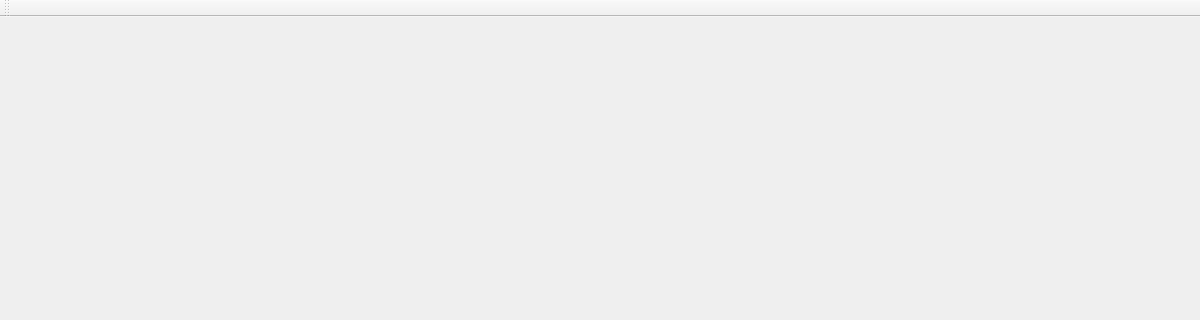
Qt form src/mainwindow.ui (nitramr/Draftoola) before a commit; both pictures show x 0 to 1200 and y 0 to 320 of the 1200 by 800 pixel window.
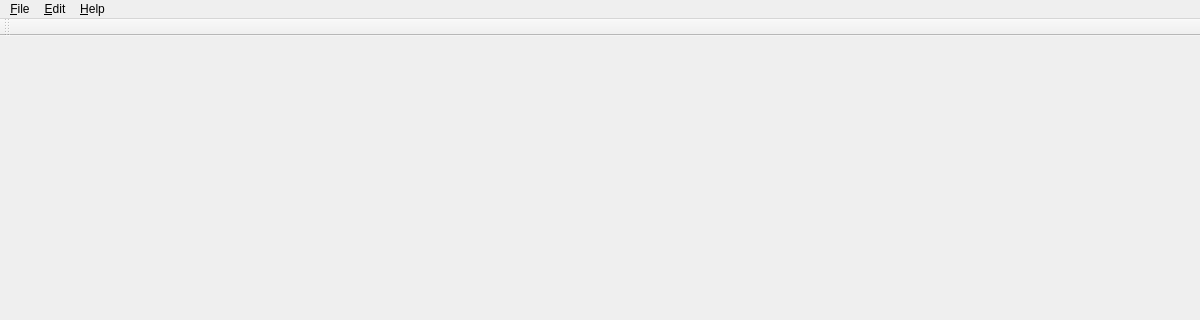
The same form after that commit.

```diff
--- a/src/mainwindow.ui
+++ b/src/mainwindow.ui
@@ -20,12 +20,30 @@
      <x>0</x>
      <y>0</y>
      <width>1200</width>
-     <height>23</height>
+     <height>22</height>
     </rect>
    </property>
    <property name="defaultUp">
     <bool>false</bool>
    </property>
+   <widget class="QMenu" name="menu_File">
+    <property name="title">
+     <string>&amp;File</string>
+    </property>
+   </widget>
+   <widget class="QMenu" name="menu_Edit">
+    <property name="title">
+     <string>&amp;Edit</string>
+    </property>
+   </widget>
+   <widget class="QMenu" name="menu_Help">
+    <property name="title">
+     <string>&amp;Help</string>
+    </property>
+   </widget>
+   <addaction name="menu_File"/>
+   <addaction name="menu_Edit"/>
+   <addaction name="menu_Help"/>
   </widget>
   <widget class="QToolBar" name="mainToolBar">
    <attribute name="toolBarArea">
```
